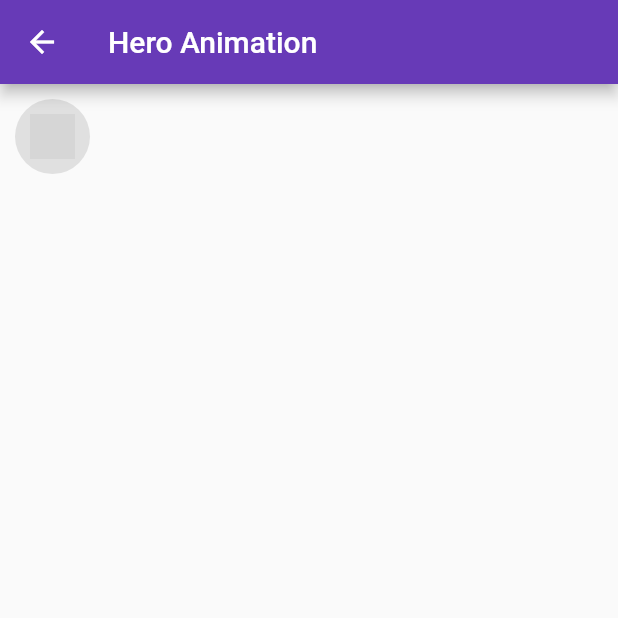
After one commit to foysal-mamun/flutter_practices, a Flutter app: the HeroAnimationDemo screen opened by its route, on a phone screen of 412 x 824 dp, the top half of it. The commit adds this screen. Run offline on Flutter 3.47's test engine with Material 2 defaults, Android fonts, the phone set to English and light mode, and no system bars; missing offline and left inert: dart:html; grey boxes are pictures that could not be loaded.

Commit message:
more animations

```diff
--- /dev/null
+++ b/animations/lib/src/misc/hero_animation.dart
@@ -0,0 +1,76 @@
+import 'package:flutter/material.dart';
+
+class HeroAnimationDemo extends StatelessWidget {
+  static const String routeName = '/misc/hero_animation';
+  static const String demoName = 'Hero Animation';
+
+  final String tag = 'hero-page-child';
+
+  @override
+  Widget build(BuildContext context) {
+    return Scaffold(
+      appBar: AppBar(
+        title: Text(HeroAnimationDemo.demoName),
+      ),
+      body: GestureDetector(
+        child: Hero(
+          tag: this.tag,
+          child: _createHeroContainer(
+            size: 50.0,
+            color: Colors.grey[300]
+          )
+        ),
+        onTap: () => Navigator.of(context)
+          .push<void>(MaterialPageRoute(
+            builder: (context) => HeroPage(
+              this.tag,
+              _createHeroContainer(
+                size: 600.0,
+                color: Colors.white
+              )
+            )
+          )),
+
+      ),
+    );
+  }
+}
+
+class HeroPage extends StatelessWidget {
+  final String tag;
+  final Widget herocontainer;
+
+  HeroPage(this.tag, this.herocontainer);
+
+  @override
+  Widget build(BuildContext context) {
+    return Scaffold(
+      backgroundColor: Colors.lightBlue,
+      appBar: AppBar(
+        title: Text(this.tag),
+      ),
+      body: Center(
+        child: Hero(
+          tag: this.tag,
+          child: this.herocontainer
+        ),
+      ),
+    );
+  }
+}
+
+StatelessWidget _createHeroContainer({ double size, Color color }) {
+  return Container(
+    height: size,
+    width: size,
+    padding: size < 100.0 ? EdgeInsets.all(10.0) : EdgeInsets.all(50.0),
+    margin: size < 100.0 ? EdgeInsets.all(10.0) : EdgeInsets.all(0),
+    decoration: BoxDecoration(
+      shape: BoxShape.circle,
+      color: color
+    ),
+    child: Image.asset(
+      'own.png',
+    ),
+  );
+}
```
Also changed, not shown: animations/lib/demo.dart (+12 -0 lines), animations/lib/src/misc/focus_image.dart (added, +118 -0 lines), animations/assets/own.png (added).
